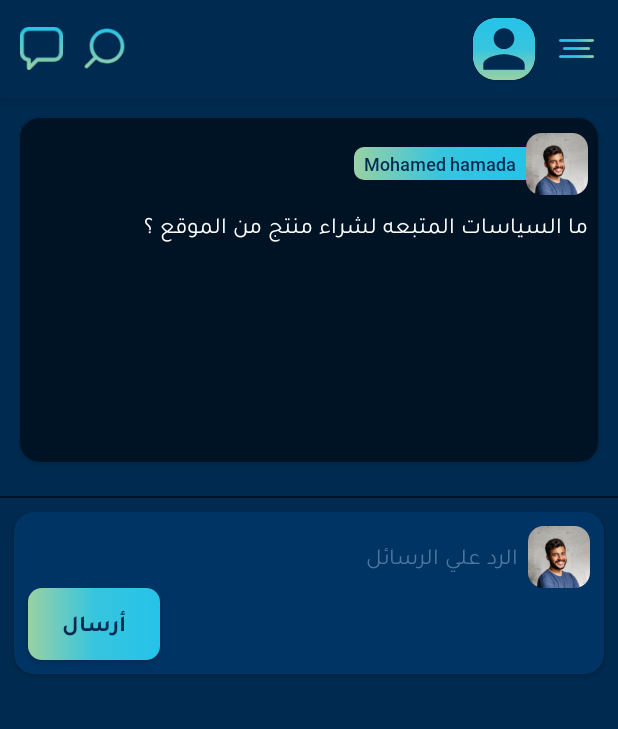
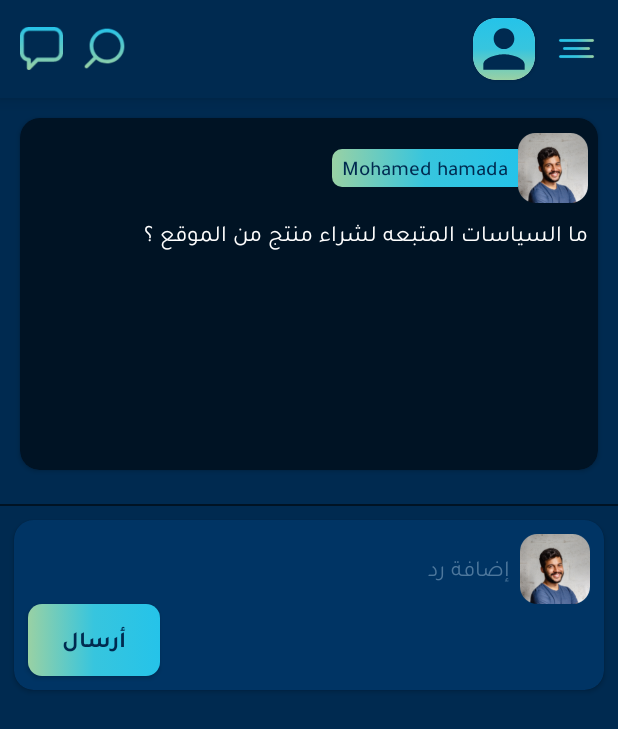
Before and after one commit to mohamedhamada2/ShebinBook2, an Android app: the MessageActivity screen opened directly, with no data from a screen before it, on a phone screen of 412 x 824 dp. Shown: the top 729 px of the screen. Run offline under Robolectric (Android 15) with nearby library versions, the phone set to English and light mode, and no system bars; our stand-ins replace Picasso, data binding, sdp/ssp sizes; libraries missing offline, so code that uses them is left out: com.makeramen.roundedimageview; plain views replace RoundedImageView; pictures from the network do not load; 15 statements that could not run were skipped.

Commit message:
replies update

```diff
--- a/app/build.gradle
+++ b/app/build.gradle
@@ -9,8 +9,8 @@ android {
         applicationId "com.alatheer.shebinbook"
         minSdkVersion 21
         targetSdkVersion 30
-        versionCode 13
-        versionName "2.2"
+        versionCode 14
+        versionName "2.3"
 
         testInstrumentationRunner "androidx.test.runner.AndroidJUnitRunner"
     }
--- a/app/src/main/java/com/alatheer/shebinbook/api/GetDataService.java
+++ b/app/src/main/java/com/alatheer/shebinbook/api/GetDataService.java
@@ -332,7 +332,8 @@ public interface GetDataService{
                                  @Field("store_id_fk")Integer store_id_fk,
                                  @Field("product_id_fk")Integer product_id_fk,
                                  @Field("trader_id_fk")Integer trader_id_fk,
-                                 @Field("message_id_fk")Integer message_id_fk);
+                                 @Field("message_id_fk")Integer message_id_fk,
+                                              @Field("type")Integer type);
     //41
     @FormUrlEncoded
     @POST("api/member/get_replay_message")
--- a/app/src/main/java/com/alatheer/shebinbook/message/MessageViewModel.java
+++ b/app/src/main/java/com/alatheer/shebinbook/message/MessageViewModel.java
@@ -33,11 +33,11 @@ public class MessageViewModel {
 
 
 
-    public void addreply(Integer userIdFk, String message, Integer storeIdFk, Integer productIdFk, Integer trader_id, Integer msg_id) {
+    public void addreply(Integer userIdFk, String message, Integer storeIdFk, Integer productIdFk, Integer trader_id, Integer msg_id,Integer type) {
         //Toast.makeText(context, "success", Toast.LENGTH_SHORT).show();
         if (Utilities.isNetworkAvailable(context)){
             GetDataService getDataService = RetrofitClientInstance.getRetrofitInstance().create(GetDataService.class);
-            Call<CommentModel> call = getDataService.send_replay_to_message(userIdFk,message,storeIdFk,productIdFk,trader_id,msg_id);
+            Call<CommentModel> call = getDataService.send_replay_to_message(userIdFk,message,storeIdFk,productIdFk,trader_id,msg_id,type);
             call.enqueue(new Callback<CommentModel>() {
                 @Override
                 public void onResponse(Call<CommentModel> call, Response<CommentModel> response) {
--- a/app/src/main/res/layout/activity_message.xml
+++ b/app/src/main/res/layout/activity_message.xml
@@ -107,8 +107,8 @@
                             android:layout_margin="@dimen/_5sdp">
                             <com.makeramen.roundedimageview.RoundedImageView
                                 android:id="@+id/userimg"
-                                android:layout_width="@dimen/_32sdp"
-                                android:layout_height="@dimen/_32sdp"
+                                android:layout_width="@dimen/_36sdp"
+                                android:layout_height="@dimen/_36sdp"
                                 app:riv_corner_radius="@dimen/_10sdp"
                                 android:background="@drawable/user2"
                                 android:layout_alignParentRight="true"
@@ -120,8 +120,8 @@
                                 android:layout_width="wrap_content"
                                 android:layout_height="wrap_content"
                                 android:background="@drawable/gradient_ask_user"
-                                android:textSize="@dimen/_9ssp"
-                                android:fontFamily="@font/roboto_medium"
+                                android:textSize="@dimen/_11ssp"
+                                android:fontFamily="@font/tajawal_medium"
                                 android:text="Mohamed hamada"
                                 android:layout_toLeftOf="@+id/userimg"
                                 android:layout_centerVertical="true"
@@ -185,8 +185,8 @@
                             android:layout_marginTop="@dimen/_7sdp">
                             <com.makeramen.roundedimageview.RoundedImageView
                                 android:id="@+id/user_img"
-                                android:layout_width="@dimen/_32sdp"
-                                android:layout_height="@dimen/_32sdp"
+                                android:layout_width="@dimen/_36sdp"
+                                android:layout_height="@dimen/_36sdp"
                                 android:layout_alignParentRight="true"
                                 android:background="@drawable/user2"
                                 app:riv_corner_radius="@dimen/_7sdp"/>
@@ -195,7 +195,7 @@
                                 android:layout_width="wrap_content"
                                 android:layout_height="wrap_content"
                                 android:layout_toLeftOf="@+id/user_img"
-                                android:hint="الرد علي الرسائل"
+                                android:hint="إضافة رد"
                                 android:textColorHint="#4D779C"
                                 android:fontFamily="@font/tajawal_regular"
                                 android:textSize="@dimen/_12ssp"
--- a/app/src/main/res/layout/message_item.xml
+++ b/app/src/main/res/layout/message_item.xml
@@ -20,8 +20,8 @@
             android:layout_margin="@dimen/_5sdp">
             <com.makeramen.roundedimageview.RoundedImageView
                 android:id="@+id/userimg"
-                android:layout_width="@dimen/_32sdp"
-                android:layout_height="@dimen/_32sdp"
+                android:layout_width="@dimen/_36sdp"
+                android:layout_height="@dimen/_36sdp"
                 app:riv_corner_radius="@dimen/_10sdp"
                 android:background="@drawable/user2"
                 android:layout_alignParentRight="true"
@@ -34,7 +34,7 @@
                 android:layout_width="wrap_content"
                 android:layout_height="wrap_content"
                 android:background="@drawable/gradient_ask_user"
-                android:textSize="@dimen/_9ssp"
+                android:textSize="@dimen/_11ssp"
                 android:fontFamily="@font/tajawal_medium"
                 android:text="Mohamed hamada"
                 android:layout_toLeftOf="@+id/userimg"
```
Also changed, not shown: app/src/main/java/com/alatheer/shebinbook/message/MessageActivity.java (+8 -2 lines), app/src/main/java/com/alatheer/shebinbook/message/reply/ReplayAdapter.java (+11 -3 lines), app/src/main/java/com/alatheer/shebinbook/message/reply/Reply.java (+12 -0 lines).
